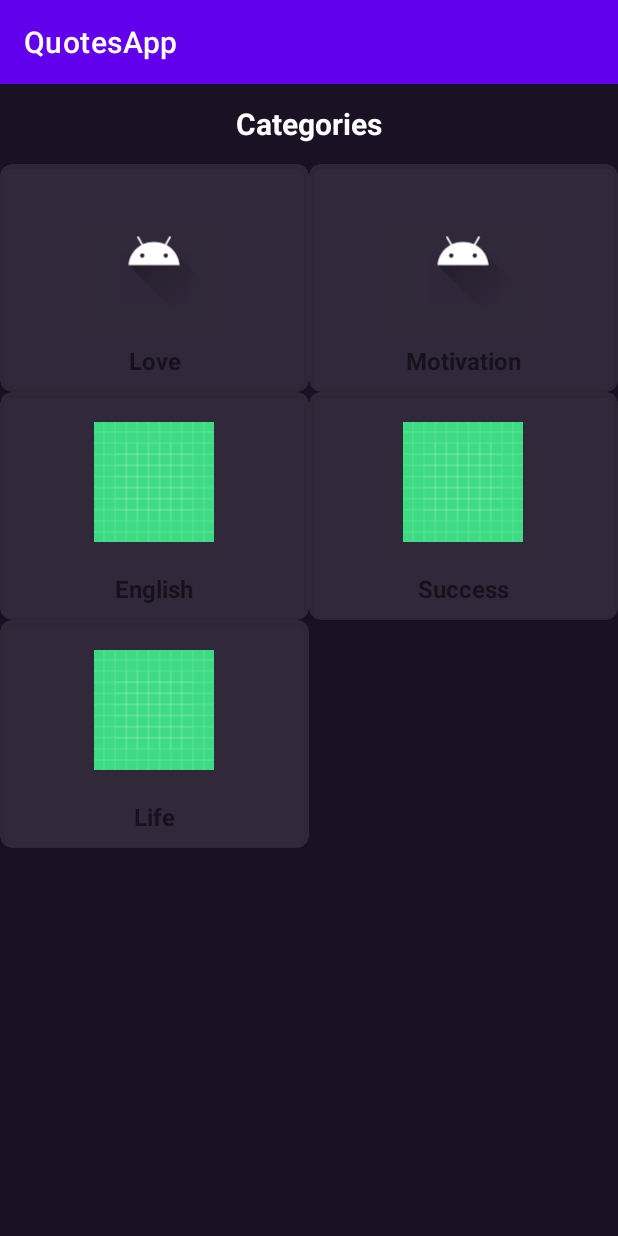
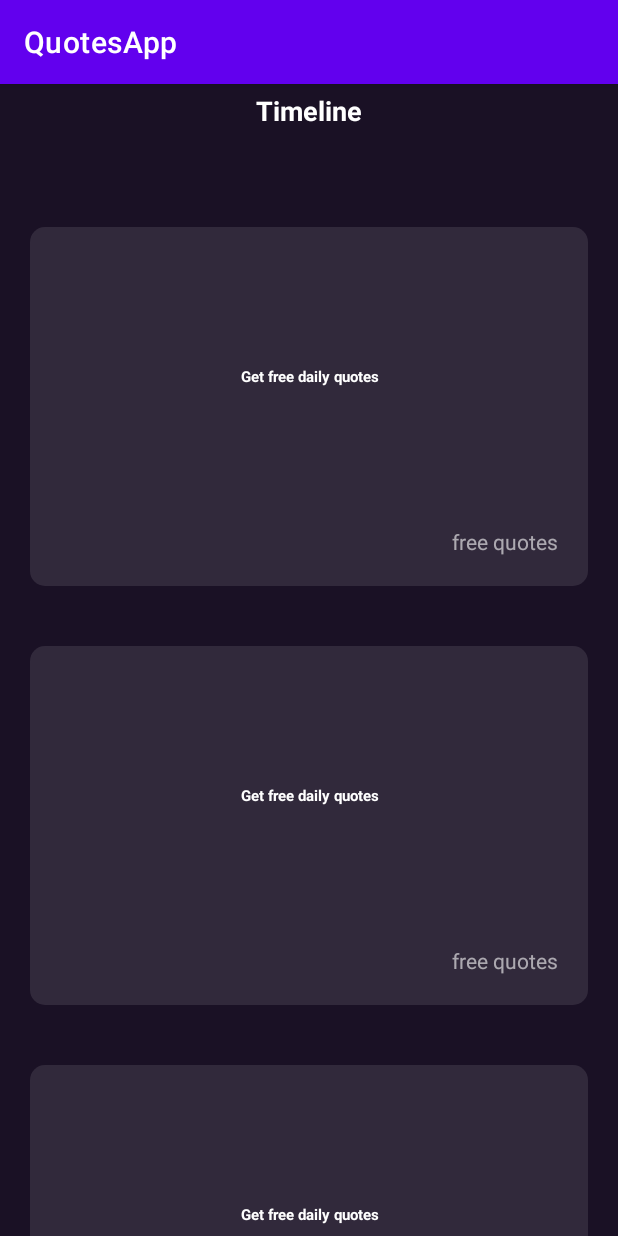
Before and after one commit to ochukoemmanuel/Quick-Quotes-Android-app, an Android app: the screen it shows after launch (MainActivity before the commit, Timeline after it), on a phone screen of 412 x 824 dp. Run offline under Robolectric (Android 15) with nearby library versions, the light colour scheme and no system bars.

Commit message:
Created Timeline activity

```diff
--- a/app/src/main/AndroidManifest.xml
+++ b/app/src/main/AndroidManifest.xml
@@ -9,14 +9,15 @@
         android:roundIcon="@mipmap/ic_launcher_round"
         android:supportsRtl="true"
         android:theme="@style/Theme.QuotesApp">
-        <activity android:name=".Quotes"></activity>
-        <activity android:name=".MainActivity">
+        <activity android:name=".Timeline">
             <intent-filter>
                 <action android:name="android.intent.action.MAIN" />
 
                 <category android:name="android.intent.category.LAUNCHER" />
             </intent-filter>
         </activity>
+        <activity android:name=".Quotes" />
+        <activity android:name=".MainActivity"></activity>
     </application>
 
 </manifest>
--- a/app/src/main/java/com/ebeatsz/quotesapp/MainActivity.java
+++ b/app/src/main/java/com/ebeatsz/quotesapp/MainActivity.java
@@ -21,10 +21,10 @@ public class MainActivity extends AppCompatActivity {
         super.onCreate(savedInstanceState);
         setContentView(R.layout.activity_main);
 
-        final RecyclerView categoriesRycyclerView = findViewById(R.id.categoriesRecyclerView);
+        final RecyclerView categoriesRecyclerView = findViewById(R.id.categoriesRecyclerView);
 
-        categoriesRycyclerView.setHasFixedSize(true);
-        categoriesRycyclerView.setLayoutManager(new GridLayoutManager(MainActivity.this, 2));
+        categoriesRecyclerView.setHasFixedSize(true);
+        categoriesRecyclerView.setLayoutManager(new GridLayoutManager(MainActivity.this, 2));
 
         // Love Category
         CategoriesList loveCategory = new CategoriesList("Love", R.drawable.ic_launcher_foreground);
@@ -47,7 +47,7 @@ public class MainActivity extends AppCompatActivity {
         categoriesLists.add(lifeCategory);
 
         // Set adapter to recyclerView
-        categoriesRycyclerView.setAdapter(new CategoriesAdapter(categoriesLists, MainActivity.this));
+        categoriesRecyclerView.setAdapter(new CategoriesAdapter(categoriesLists, MainActivity.this));
 
 
 
--- /dev/null
+++ b/app/src/main/java/com/ebeatsz/quotesapp/Timeline.java
@@ -0,0 +1,36 @@
+package com.ebeatsz.quotesapp;
+
+import androidx.appcompat.app.AppCompatActivity;
+import androidx.recyclerview.widget.LinearLayoutManager;
+import androidx.recyclerview.widget.RecyclerView;
+
+import android.os.Bundle;
+import android.widget.Toast;
+
+import com.ebeatsz.quotesapp.timeline.TimelineAdapter;
+
+import java.util.ArrayList;
+import java.util.List;
+
+public class Timeline extends AppCompatActivity {
+
+    private List<QuotesList> quotesList = new ArrayList<>();
+    int lastVisiblePosition;
+
+    @Override
+    protected void onCreate(Bundle savedInstanceState) {
+        super.onCreate(savedInstanceState);
+        setContentView(R.layout.activity_timeline);
+        final RecyclerView recyclerView = findViewById(R.id.Timeline_recyclerView);
+
+        recyclerView.setHasFixedSize(true);
+        recyclerView.setLayoutManager(new LinearLayoutManager(Timeline.this ));
+
+        for (int i = 0; i < 10; i++){
+            quotesList.add(new QuotesList("Get free daily quotes", "free quotes"));
+        }
+
+
+        recyclerView.setAdapter(new TimelineAdapter(quotesList, Timeline.this));
+    }
+}
--- a/app/src/main/java/com/ebeatsz/quotesapp/categories/CategoriesAdapter.java
+++ b/app/src/main/java/com/ebeatsz/quotesapp/categories/CategoriesAdapter.java
@@ -38,12 +38,13 @@ public class CategoriesAdapter extends RecyclerView.Adapter<CategoriesAdapter.My
         CategoriesList list2 = categoriesLists.get(position);
 
         holder.categoryName.setText(list2.getCategoryName());
-        holder.catgoryImage.setImageResource(list2.getCategoryImg());
+        holder.categoryImage.setImageResource(list2.getCategoryImg());
 
         holder.rootLayout.setOnClickListener(new View.OnClickListener() {
             @Override
             public void onClick(View v) {
-                Intent intent =new Intent(context, Quotes.class);
+                Intent intent = new Intent(context, Quotes.class);
+                intent.putExtra("name", list2.getCategoryName());
 
                 context.startActivity(intent);
             }
@@ -58,14 +59,14 @@ public class CategoriesAdapter extends RecyclerView.Adapter<CategoriesAdapter.My
     public class MyViewHolder extends RecyclerView.ViewHolder{
 
         private final TextView categoryName;
-        private final ImageView catgoryImage;
+        private final ImageView categoryImage;
         private final CardView rootLayout;
 
         public MyViewHolder(@NonNull View itemView) {
             super(itemView);
 
             categoryName = itemView.findViewById(R.id.categoryName);
-            catgoryImage = itemView.findViewById(R.id.catgoryImage);
+            categoryImage = itemView.findViewById(R.id.categoryImage);
             rootLayout = itemView.findViewById(R.id.rootLayout);
 
         }
--- /dev/null
+++ b/app/src/main/java/com/ebeatsz/quotesapp/timeline/TimelineAdapter.java
@@ -0,0 +1,56 @@
+package com.ebeatsz.quotesapp.timeline;
+
+import android.content.Context;
+import android.view.LayoutInflater;
+import android.view.View;
+import android.view.ViewGroup;
+import android.widget.TextView;
+
+import androidx.annotation.NonNull;
+import androidx.recyclerview.widget.RecyclerView;
+
+import com.ebeatsz.quotesapp.Quotes;
+import com.ebeatsz.quotesapp.QuotesList;
+import com.ebeatsz.quotesapp.R;
+import com.ebeatsz.quotesapp.categories.CategoriesAdapter;
+
+import java.util.ArrayList;
+import java.util.List;
+
+public class TimelineAdapter extends RecyclerView.Adapter<TimelineAdapter.MyViewHolder> {
+    private final List<QuotesList> quotes;
+    private Context context;
+
+    public TimelineAdapter(List<QuotesList> quotes, Context context) {
+        this.quotes = quotes;
+        this.context = context;
+    }
+
+    @NonNull
+    @Override
+    public MyViewHolder onCreateViewHolder(@NonNull ViewGroup parent, int viewType) {
+        return new MyViewHolder(LayoutInflater.from(parent.getContext()).inflate(R.layout.timeline_row, null));
+    }
+
+    @Override
+    public void onBindViewHolder(@NonNull TimelineAdapter.MyViewHolder holder, int position) {
+        holder.quoteTxt.setText(quotes.get(position).getQuote());
+        holder.writerName.setText(quotes.get(position).getWriter());
+    }
+
+    @Override
+    public int getItemCount() {
+        return quotes.size();
+    }
+
+    public class MyViewHolder extends RecyclerView.ViewHolder {
+        TextView quoteTxt, writerName;
+
+        public MyViewHolder(@NonNull View itemView) {
+            super(itemView);
+
+            quoteTxt = itemView.findViewById(R.id.quoteTxt);
+            writerName = itemView.findViewById(R.id.writerName);
+        }
+    }
+}
--- a/app/src/main/res/layout/activity_quotes.xml
+++ b/app/src/main/res/layout/activity_quotes.xml
@@ -47,7 +47,8 @@
             android:layout_marginBottom="20dp"
             android:layout_marginEnd="20dp"
             android:text="Writer Name"
-            android:textColor="#99FFFFFF" />
+            android:textColor="#99FFFFFF"
+            android:layout_marginRight="20dp" />
 
     </LinearLayout>
 
--- /dev/null
+++ b/app/src/main/res/layout/activity_timeline.xml
@@ -0,0 +1,28 @@
+<?xml version="1.0" encoding="utf-8"?>
+<LinearLayout xmlns:android="http://schemas.android.com/apk/res/android"
+    xmlns:app="http://schemas.android.com/apk/res-auto"
+    xmlns:tools="http://schemas.android.com/tools"
+    android:layout_width="match_parent"
+    android:layout_height="match_parent"
+    android:orientation="vertical"
+    android:background="#1A1125"
+    tools:context=".Timeline">
+
+    <TextView
+        android:id="@+id/categoryName"
+        android:layout_width="match_parent"
+        android:layout_height="35dp"
+        android:gravity="center"
+        android:textColor="@color/white"
+        android:text="Timeline"
+        android:textSize="18dp"
+        android:textStyle="bold"/>
+
+    <androidx.recyclerview.widget.RecyclerView
+        android:id="@+id/Timeline_recyclerView"
+        android:layout_marginTop="40dp"
+        android:layout_width="match_parent"
+        android:layout_height="wrap_content"
+        tools:listitem="@layout/timeline_row"/>
+
+</LinearLayout>
--- a/app/src/main/res/layout/categories_adapter_layout.xml
+++ b/app/src/main/res/layout/categories_adapter_layout.xml
@@ -10,7 +10,7 @@
         android:layout_height="wrap_content"
         app:cardBackgroundColor="#1AFFFFFF"
         app:cardCornerRadius="8dp"
-        app:cardUserCompatPadding="true">
+        app:cardUseCompatPadding="true">
 
         <LinearLayout
             android:layout_width="match_parent"
@@ -19,7 +19,7 @@
             android:padding="10dp">
 
             <ImageView
-                android:id="@+id/catgoryImage"
+                android:id="@+id/categoryImage"
                 android:layout_width="80dp"
                 android:layout_height="80dp"
                 android:layout_gravity="center"
--- /dev/null
+++ b/app/src/main/res/layout/timeline_row.xml
@@ -0,0 +1,42 @@
+<?xml version="1.0" encoding="utf-8"?>
+<RelativeLayout xmlns:android="http://schemas.android.com/apk/res/android"
+    android:layout_width="match_parent"
+    android:layout_height="wrap_content">
+
+    <LinearLayout
+        android:layout_width="match_parent"
+        android:layout_height="wrap_content"
+        android:layout_centerInParent="true"
+        android:layout_margin="20dp"
+        android:layout_marginStart="20dp"
+        android:layout_marginEnd="20dp"
+        android:background="@drawable/round_back_transparent10"
+        android:orientation="vertical">
+
+        <TextView
+            android:id="@+id/quoteTxt"
+            android:layout_width="match_parent"
+            android:layout_height="wrap_content"
+            android:layout_marginStart="20dp"
+            android:layout_marginEnd="20dp"
+            android:gravity="center"
+            android:minHeight="200dp"
+            android:text="Quote Text"
+            android:textColor="#FFFFFF"
+            android:textSize="10sp"
+            android:textStyle="bold" />
+
+        <TextView
+            android:id="@+id/writerName"
+            android:layout_width="wrap_content"
+            android:layout_height="wrap_content"
+            android:layout_gravity="end"
+            android:layout_marginBottom="20dp"
+            android:layout_marginEnd="20dp"
+            android:text="Writer Name"
+            android:textColor="#99FFFFFF"
+            android:layout_marginRight="20dp" />
+
+    </LinearLayout>
+
+</RelativeLayout>
```
Also changed, not shown: app/src/main/java/com/ebeatsz/quotesapp/Quotes.java (+40 -5 lines).
